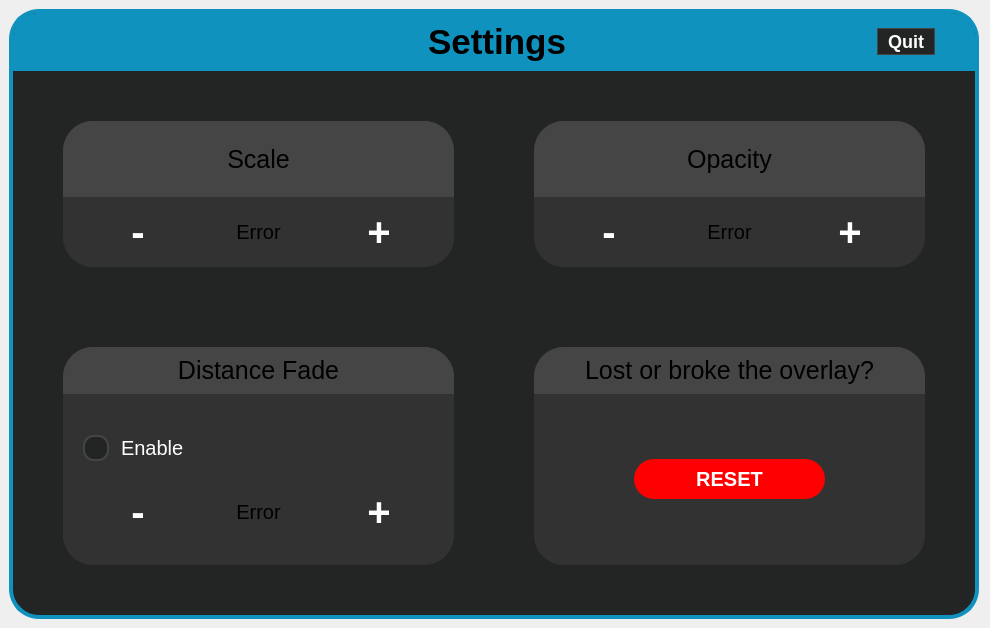
The window that src/userinterface/panicdashboard.ui (Trixxle/SeamenPerformanceOverlay) describes before a commit, drawn with Qt 5.
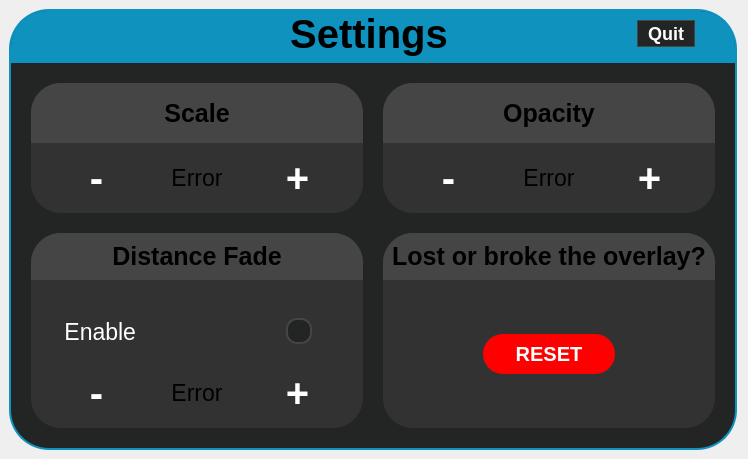
The same window after the commit.

Commit message: Adjusted the settings overlay UI

Patch:
```diff
--- a/src/userinterface/panicdashboard.ui
+++ b/src/userinterface/panicdashboard.ui
@@ -6,8 +6,8 @@
    <rect>
     <x>0</x>
     <y>0</y>
-    <width>990</width>
-    <height>628</height>
+    <width>748</width>
+    <height>459</height>
    </rect>
   </property>
   <property name="windowTitle">
@@ -38,21 +38,21 @@
       <string notr="true">/* --- Main Window Background --- */
 #MainFrame {
     background-color: #232424;
-    border-radius: 30px;
-    border: 4px solid #1092BF; 
+    border-radius: 40px;
+    border: 2px solid rgb(16, 146, 191); 
 }
 
 /* --- Top Blue Header --- */
 #TitleFrame {
-    background-color: #1092BF; 
-    border-top-left-radius: 25px;
-    border-top-right-radius: 25px;
+    background-color: rgb(16, 146, 191); 
+    border-top-left-radius: 37px;
+    border-top-right-radius: 37px;
     border-bottom-left-radius: 0px;
     border-bottom-right-radius: 0px;
 }
 
 #settingsTitle {
-    font-size: 35px;
+    font-size: 40px;
     font-weight: bold;
 }
 
@@ -62,7 +62,7 @@
 }
 
 
-/* --- The 4 Inner Grid Panels --- */
+/* --- The 4 Inner Grid Panels  Specific Styling--- */
 #ScaleFrame, #OpacityFrame, #DistanceFadeFrame, #ResetFrame {
     background-color: rgb(50, 50, 50);
     border-radius: 30px;
@@ -70,6 +70,7 @@
 
 #ScaleTitle, #OpacityTitle, #DistanceFadeTitle, #LostOrBrokeTitle {
 	font-size: 25px;
+    font-weight: bold;
 }
 
 #DistanceFadeTitleFrame, #ScaleTitleFrame, #OpacityTitleFrame, #LostOrBrokeTitleFrame {
@@ -80,15 +81,15 @@
     border-bottom-right-radius: 0px;
 }
 
-#DistanceFadeInteractionFrame, #panicButtonFrame{
+#DistanceFadeInteractionFrame, #panicButtonFrame, #DistanceFadeCheckFrame{
 	background-color: transparent;
 	border: none;
 }
 
 /* --- Checkbox Container --- */
 #distanceFadeCheck {
-	font-size: 20px;
-    spacing: 12px; /* Pushes the 'Enable' text away from the box */
+	font-size: 23px;
+    spacing: 150px; /* Pushes the 'Enable' text away from the box */
     color: white;
 }
 
@@ -103,37 +104,37 @@
 
 /* --- Hover State --- */
 #distanceFadeCheck::indicator:hover {
-    border: 2px solid #1092BF; /* Glows blue when hovered */
+    border: 2px solid rgb(16, 146, 191); /* Glows blue when hovered */
 }
 
 /* --- The Checked State (Filled Blue Circle) --- */
 #distanceFadeCheck::indicator:checked {
-    background-color: #1092BF; 
+    background-color: rgb(16, 146, 191); 
     border: 2px solid #232424;
     image: none; /* Prevents standard Qt checkmark from drawing over it */
 }
 
 /*--- Global QLabel --- */
 QLabel {
-	font-size: 20px;
+	font-size: 23px;
 }
 
 /* --- Global Button Styling (+, -, Quit) --- */
 QPushButton {
     background-color: transparent;
     color: white;
-    border-radius: 20px;
+    border-radius: 28px;
     font-size: 40px;
     font-weight: bold;
     padding: 2px 10px; /* Adjust padding to fit your preferred height */
 }
 
 QPushButton:hover {
-    background-color: #555555;
+    background-color: #454545;
 }
 
 QPushButton:pressed {
-    background-color: #1092BF;
+    background-color: rgb(16, 146, 191);
 }
 
 /* --- Specific Button Overrides --- */
@@ -144,6 +145,14 @@
     border-radius: 15px;
 }
 
+#panicQuitButton:hover {
+    background-color: #454545; 
+}
+
+#panicQuitButton:pressed {
+    background-color: #232424
+}
+
 #panicButton {
     background-color: #ff0000;
     font-size: 20px;
@@ -153,6 +162,10 @@
 
 #panicButton:hover {
     background-color: #cc0000;
+}
+
+#panicButton:pressed{
+	background-color: rgb(128,0,0);
 }</string>
      </property>
      <property name="frameShape">
@@ -196,16 +209,19 @@
         <property name="frameShadow">
          <enum>QFrame::Shadow::Raised</enum>
         </property>
-        <layout class="QHBoxLayout" name="horizontalLayout" stretch="1,0,1,0">
+        <layout class="QHBoxLayout" name="horizontalLayout" stretch="30,0,23,0">
          <property name="leftMargin">
           <number>40</number>
          </property>
          <property name="topMargin">
-          <number>9</number>
+          <number>0</number>
          </property>
          <property name="rightMargin">
           <number>40</number>
          </property>
+         <property name="bottomMargin">
+          <number>6</number>
+         </property>
          <item>
           <spacer name="LeftSideTitle">
            <property name="orientation">
@@ -241,11 +257,11 @@
             <enum>Qt::Orientation::Horizontal</enum>
            </property>
            <property name="sizeType">
-            <enum>QSizePolicy::Policy::Maximum</enum>
+            <enum>QSizePolicy::Policy::Expanding</enum>
            </property>
            <property name="sizeHint" stdset="0">
             <size>
-             <width>305</width>
+             <width>40</width>
              <height>20</height>
             </size>
            </property>
@@ -280,19 +296,19 @@
           <enum>QLayout::SizeConstraint::SetDefaultConstraint</enum>
          </property>
          <property name="leftMargin">
-          <number>50</number>
+          <number>20</number>
          </property>
          <property name="topMargin">
-          <number>50</number>
+          <number>20</number>
          </property>
          <property name="rightMargin">
-          <number>50</number>
+          <number>20</number>
          </property>
          <property name="bottomMargin">
-          <number>50</number>
+          <number>20</number>
          </property>
          <property name="spacing">
-          <number>80</number>
+          <number>20</number>
          </property>
          <item row="0" column="1">
           <widget class="QFrame" name="OpacityFrame">
@@ -333,6 +349,7 @@
                   <font>
                    <family>Segoe UI</family>
                    <pointsize>-1</pointsize>
+                   <bold>true</bold>
                   </font>
                  </property>
                  <property name="text">
@@ -431,7 +448,7 @@
                   <font>
                    <family>Segoe UI</family>
                    <pointsize>-1</pointsize>
-                   <bold>false</bold>
+                   <bold>true</bold>
                   </font>
                  </property>
                  <property name="text">
@@ -536,6 +553,7 @@
                   <font>
                    <family>Segoe UI</family>
                    <pointsize>-1</pointsize>
+                   <bold>true</bold>
                   </font>
                  </property>
                  <property name="text">
@@ -557,7 +575,7 @@
               <property name="frameShadow">
                <enum>QFrame::Shadow::Raised</enum>
               </property>
-              <layout class="QVBoxLayout" name="verticalLayout_12" stretch="2,0">
+              <layout class="QVBoxLayout" name="verticalLayout_12" stretch="0,0">
                <property name="spacing">
                 <number>0</number>
                </property>
@@ -574,13 +592,43 @@
                 <number>0</number>
                </property>
                <item>
-                <widget class="QCheckBox" name="distanceFadeCheck">
-                 <property name="text">
-                  <string>Enable</string>
+                <widget class="QFrame" name="DistanceFadeCheckFrame">
+                 <property name="frameShape">
+                  <enum>QFrame::Shape::StyledPanel</enum>
                  </property>
-                 <property name="tristate">
-                  <bool>false</bool>
+                 <property name="frameShadow">
+                  <enum>QFrame::Shadow::Raised</enum>
                  </property>
+                 <layout class="QHBoxLayout" name="horizontalLayout_2">
+                  <property name="spacing">
+                   <number>0</number>
+                  </property>
+                  <property name="leftMargin">
+                   <number>0</number>
+                  </property>
+                  <property name="topMargin">
+                   <number>0</number>
+                  </property>
+                  <property name="rightMargin">
+                   <number>31</number>
+                  </property>
+                  <property name="bottomMargin">
+                   <number>0</number>
+                  </property>
+                  <item>
+                   <widget class="QCheckBox" name="distanceFadeCheck">
+                    <property name="layoutDirection">
+                     <enum>Qt::LayoutDirection::RightToLeft</enum>
+                    </property>
+                    <property name="text">
+                     <string>Enable</string>
+                    </property>
+                    <property name="tristate">
+                     <bool>false</bool>
+                    </property>
+                   </widget>
+                  </item>
+                 </layout>
                 </widget>
                </item>
                <item>
@@ -671,6 +719,7 @@
                   <font>
                    <family>Segoe UI</family>
                    <pointsize>-1</pointsize>
+                   <bold>true</bold>
                   </font>
                  </property>
                  <property name="text">
```
The commit also changes 1 other file.
